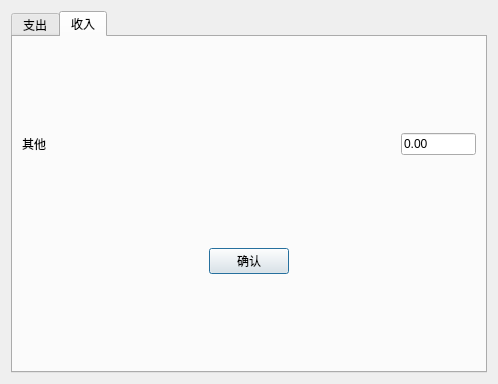
Before: the Qt Designer form UI/bill.ui in 15071081427/-, drawn with Qt 5.
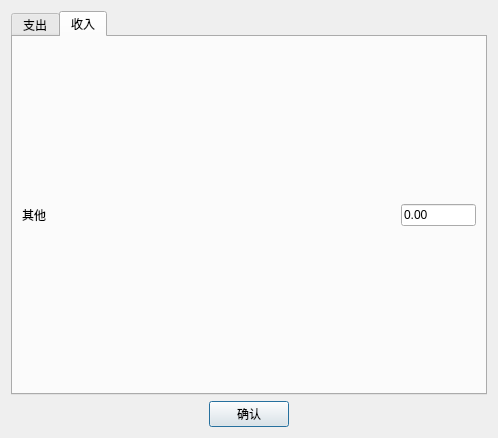
After: the same form once the commit is applied.

The edit to the form file:
```diff
--- a/UI/bill.ui
+++ b/UI/bill.ui
@@ -7,7 +7,7 @@
     <x>0</x>
     <y>0</y>
     <width>498</width>
-    <height>384</height>
+    <height>438</height>
    </rect>
   </property>
   <property name="windowTitle">
@@ -64,7 +64,7 @@
       <attribute name="title">
        <string>收入</string>
       </attribute>
-      <layout class="QVBoxLayout" name="incomeLayout" stretch="1,6,0">
+      <layout class="QVBoxLayout" name="incomeLayout" stretch="1,6">
        <item>
         <layout class="QHBoxLayout" name="incomeTitleLayout" stretch="1,4,1">
          <item>
@@ -99,8 +99,12 @@
        <item>
         <layout class="QGridLayout" name="incomeTypeLayout"/>
        </item>
+      </layout>
+     </widget>
+    </widget>
+   </item>
        <item>
-        <layout class="QHBoxLayout" name="finishLayout">
+    <layout class="QHBoxLayout" name="closeLayout">
          <item>
           <spacer name="horizontalSpacer_3">
            <property name="orientation">
@@ -135,10 +139,6 @@
           </spacer>
          </item>
         </layout>
-       </item>
-      </layout>
-     </widget>
-    </widget>
    </item>
   </layout>
  </widget>
```
Lines whose indentation alone changed are shown as unchanged.
